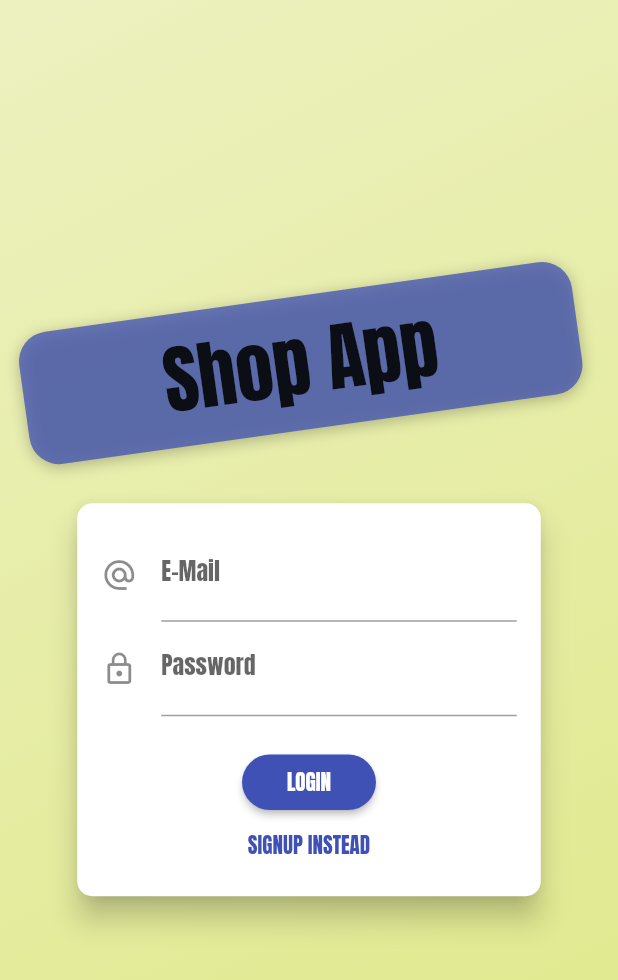
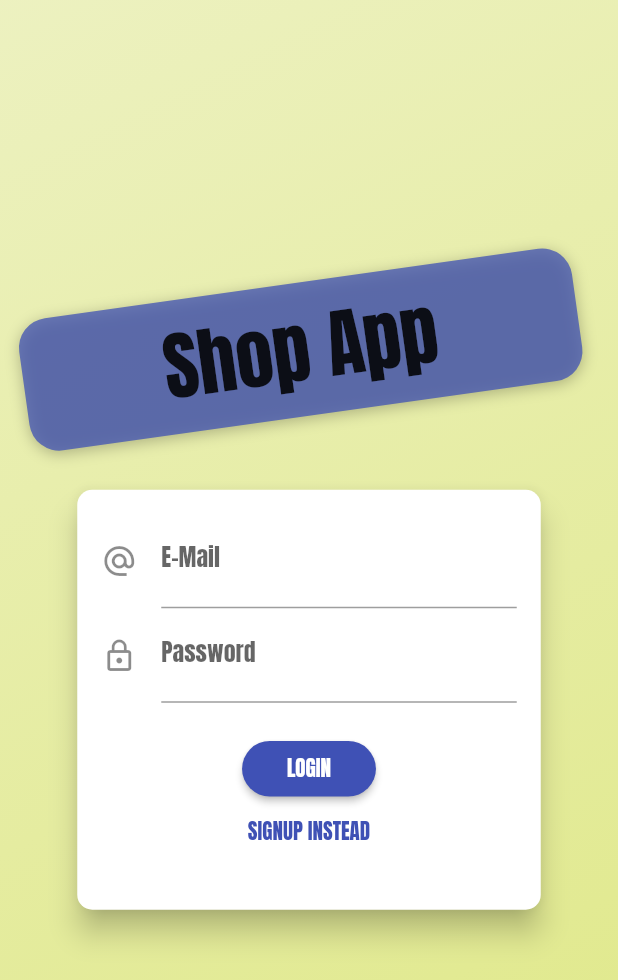
Before and after one commit to ofek4454/ShopApp, a Flutter app: the screen it shows after launch, on a phone screen of 412 x 824 dp. Shown: the top 980 px of the screen. Run offline on Flutter 3.47's test engine with Material 2 defaults, Android fonts, the phone set to English and light mode, and no system bars; our stand-ins replace shared_preferences.

Commit message:
05072020

```diff
--- a/lib/providers/auth.dart
+++ b/lib/providers/auth.dart
@@ -70,8 +70,7 @@ class Auth with ChangeNotifier {
         },
       );
       prefs.setString('userData', userData);
-      print('prefs put String');
-      prefs.commit();
+      prefs.setString('lastEmail', email);
     } catch (error) {
       throw error;
     }
--- a/lib/widgets/auth_card.dart
+++ b/lib/widgets/auth_card.dart
@@ -1,5 +1,6 @@
 import 'package:flutter/material.dart';
 import 'package:provider/provider.dart';
+import 'package:shared_preferences/shared_preferences.dart';
 
 import '../providers/auth.dart';
 import '../models/http_exception.dart';
@@ -18,7 +19,8 @@ class AuthCard extends StatefulWidget {
   _AuthCardState createState() => _AuthCardState();
 }
 
-class _AuthCardState extends State<AuthCard> {
+class _AuthCardState extends State<AuthCard>
+    with SingleTickerProviderStateMixin {
   final GlobalKey<FormState> _formKey = GlobalKey();
   AuthMode _authMode = AuthMode.Login;
   Map<String, String> _authData = {
@@ -27,6 +29,41 @@ class _AuthCardState extends State<AuthCard> {
   };
   var _isLoading = false;
   final _passwordController = TextEditingController();
+  final _emailController = TextEditingController();
+  AnimationController _animationController;
+  Animation<double> _fadeAnimation;
+  Animation<Offset> _slideAnimation;
+
+  @override
+  void initState() {
+    super.initState();
+    SharedPreferences.getInstance().then((prefs) {
+      if (!prefs.containsKey('lastEmail')) {
+        return;
+      }
+      _emailController.text = prefs.getString('lastEmail');
+    });
+    _animationController = AnimationController(
+      vsync: this,
+      duration: Duration(
+        milliseconds: 800,
+      ),
+    );
+    _fadeAnimation = Tween<double>(begin: 0.0, end: 1.0).animate(
+        CurvedAnimation(
+            parent: _animationController, curve: Curves.fastOutSlowIn));
+    _slideAnimation = Tween<Offset>(begin: Offset(0, -1.5), end: Offset(0, 0))
+        .animate(CurvedAnimation(
+            parent: _animationController, curve: Curves.fastOutSlowIn));
+  }
+
+  @override
+  dispose() {
+    super.dispose();
+    if (_animationController != null) {
+      _animationController.dispose();
+    }
+  }
 
   Future<void> _submit() async {
     if (!_formKey.currentState.validate()) {
@@ -99,10 +136,12 @@ class _AuthCardState extends State<AuthCard> {
       setState(() {
         _authMode = AuthMode.Signup;
       });
+      _animationController.forward();
     } else {
       setState(() {
         _authMode = AuthMode.Login;
       });
+      _animationController.reverse();
     }
   }
 
@@ -114,9 +153,12 @@ class _AuthCardState extends State<AuthCard> {
           borderRadius: BorderRadius.circular(10.0),
         ),
         elevation: 8.0,
-      child: Container(
-        //height: _authMode == AuthMode.Signup ? 320 : 260,
-        //constraints: BoxConstraints(minHeight: _authMode == AuthMode.Signup ? 320 : 260),
+        child: AnimatedContainer(
+          duration: const Duration(milliseconds: 800),
+          curve: Curves.fastOutSlowIn,
+          height: _authMode == AuthMode.Login ? 280 : 340,
+          constraints: BoxConstraints(
+              minHeight: _authMode == AuthMode.Login ? 280 : 340),
           width: deviceSize.width * 0.75,
           padding: EdgeInsets.all(16.0),
           child: Form(
@@ -125,6 +167,7 @@ class _AuthCardState extends State<AuthCard> {
               child: Column(
                 children: <Widget>[
                   TextFormField(
+                    controller: _emailController,
                     decoration: InputDecoration(
                         labelText: 'E-Mail', icon: Icon(Icons.alternate_email)),
                     keyboardType: TextInputType.emailAddress,
@@ -151,8 +194,17 @@ class _AuthCardState extends State<AuthCard> {
                       _authData['password'] = value;
                     },
                   ),
-                if (_authMode == AuthMode.Signup)
-                  TextFormField(
+                  AnimatedContainer(
+                    duration: const Duration(milliseconds: 800),
+                    curve: Curves.fastOutSlowIn,
+                    constraints: BoxConstraints(
+                        minHeight: _authMode == AuthMode.Signup ? 60 : 0,
+                        maxHeight: _authMode == AuthMode.Signup ? 120 : 0),
+                    child: FadeTransition(
+                      opacity: _fadeAnimation,
+                      child: SlideTransition(
+                        position: _slideAnimation,
+                        child: TextFormField(
                           enabled: _authMode == AuthMode.Signup,
                           decoration: InputDecoration(
                             labelText: 'Confirm Password',
@@ -167,6 +219,9 @@ class _AuthCardState extends State<AuthCard> {
                                 }
                               : null,
                         ),
+                      ),
+                    ),
+                  ),
                   SizedBox(
                     height: 20,
                   ),
@@ -174,8 +229,8 @@ class _AuthCardState extends State<AuthCard> {
                     CircularProgressIndicator()
                   else
                     RaisedButton(
-                    child:
-                        Text(_authMode == AuthMode.Login ? 'LOGIN' : 'SIGN UP'),
+                      child: Text(
+                          _authMode == AuthMode.Login ? 'LOGIN' : 'SIGN UP'),
                       onPressed: _submit,
                       shape: RoundedRectangleBorder(
                         borderRadius: BorderRadius.circular(30),
@@ -183,13 +238,15 @@ class _AuthCardState extends State<AuthCard> {
                       padding:
                           EdgeInsets.symmetric(horizontal: 30.0, vertical: 8.0),
                       color: Theme.of(context).primaryColor,
-                    textColor: Theme.of(context).primaryTextTheme.button.color,
+                      textColor:
+                          Theme.of(context).primaryTextTheme.button.color,
                     ),
                   FlatButton(
                     child: Text(
                         '${_authMode == AuthMode.Login ? 'SIGNUP' : 'LOGIN'} INSTEAD'),
                     onPressed: _switchAuthMode,
-                  padding: EdgeInsets.symmetric(horizontal: 30.0, vertical: 4),
+                    padding:
+                        EdgeInsets.symmetric(horizontal: 30.0, vertical: 4),
                     materialTapTargetSize: MaterialTapTargetSize.shrinkWrap,
                     textColor: Theme.of(context).primaryColor,
                   ),
@@ -197,7 +254,6 @@ class _AuthCardState extends State<AuthCard> {
               ),
             ),
           ),
-      ),
-    );
+        ));
   }
 }
--- a/lib/widgets/costum_drawer.dart
+++ b/lib/widgets/costum_drawer.dart
@@ -51,6 +51,7 @@ class CustomDrawer extends StatelessWidget {
       ),
       onTap: () {
         Navigator.of(context).pop();
+        Navigator.of(context).pushReplacementNamed('/');
         Provider.of<Auth>(context, listen: false).logOut();
       },
     );
--- a/pubspec.yaml
+++ b/pubspec.yaml
@@ -49,8 +49,8 @@ flutter:
   uses-material-design: true
 
   # To add assets to your application, add an assets section, like this:
-  # assets:
-  #   - images/a_dot_burr.jpeg
+  assets:
+    - assets/images/placeHolder.jpg
   #   - images/a_dot_ham.jpeg
 
   # An image asset can refer to one or more resolution-specific "variants", see
```
Also changed, not shown: lib/widgets/product_item.dart (+25 -16 lines), assets/images/placeHolder.jpg (added). Lines whose indentation alone changed are shown as unchanged.
